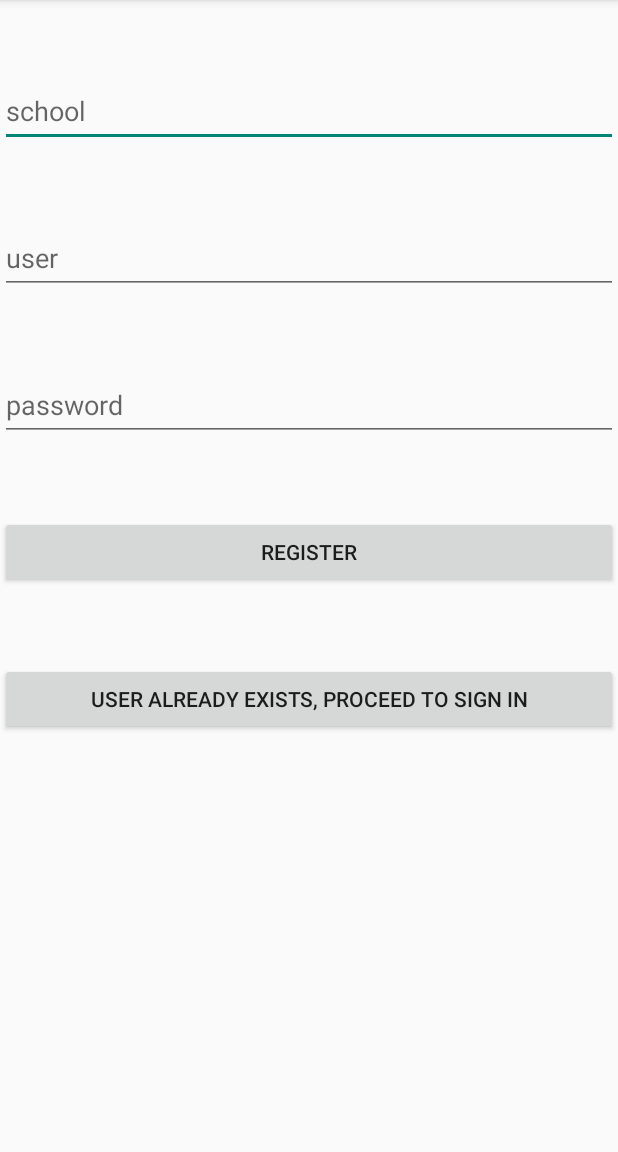
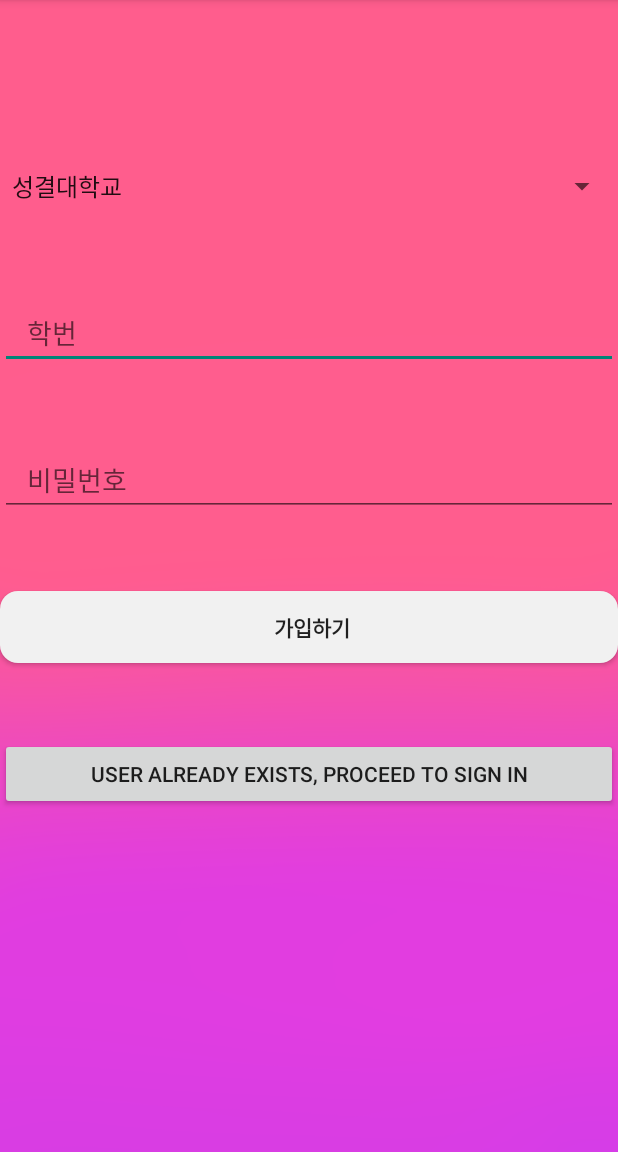
Before and after one commit to penloo/android1, an Android app: the SignupActivity screen opened directly, with no data from a screen before it, on a phone screen of 412 x 824 dp, the part 84-1236 px from its top. Run offline under Robolectric (Android 15) with nearby library versions, the phone set to English and light mode, and no system bars; 1 statement that could not run was skipped.

Commit message:
메인 화면

```diff
--- a/app/src/main/res/layout/signup.xml
+++ b/app/src/main/res/layout/signup.xml
@@ -4,16 +4,24 @@
     xmlns:tools="http://schemas.android.com/tools"
     android:layout_width="match_parent"
     android:layout_height="match_parent"
+    android:background="@drawable/split2"
     android:orientation="vertical"
+
     tools:context=".SignupActivity">
 
+    <LinearLayout
+        android:layout_width="match_parent"
+        android:layout_height="match_parent"
+        android:orientation="vertical"
+        android:layout_marginTop="50dp">
 
-    <EditText
+        <Spinner
             android:id="@+id/text_school"
             android:layout_width="match_parent"
             android:layout_height="wrap_content"
             android:layout_marginTop="50dp"
-        android:hint="school"
+            android:hint="   학교"
+            android:entries="@array/school"
             android:minHeight="48dp" />
 
         <EditText
@@ -22,7 +30,7 @@
             android:layout_height="wrap_content"
             android:layout_below="@id/text_school"
             android:layout_marginTop="50dp"
-        android:hint="user"
+            android:hint="   학번"
             android:minHeight="48dp" />
 
         <EditText
@@ -31,7 +39,7 @@
             android:layout_height="wrap_content"
             android:layout_below="@id/text_user"
             android:layout_marginTop="50dp"
-        android:hint="password"
+            android:hint="   비밀번호"
             android:inputType="textPassword"
             android:minHeight="48dp" />
 
@@ -41,7 +49,9 @@
             android:layout_height="wrap_content"
             android:layout_below="@id/text_password"
             android:layout_marginTop="50dp"
-        android:text="Register" />
+            android:background="@drawable/round"
+            android:text=" 가입하기"
+            android:textStyle="bold" />
 
         <Button
             android:id="@+id/btn_signin"
@@ -50,5 +60,6 @@
             android:layout_below="@id/btn_signup"
             android:layout_marginTop="50dp"
             android:text="User already exists, proceed to sign in" />
+    </LinearLayout>
 
 </LinearLayout>
--- /dev/null
+++ b/app/src/main/res/values/array.xml
@@ -0,0 +1,10 @@
+<?xml version="1.0" encoding="utf-8"?>
+<resources>
+    <string-array name="school">
+        <item> 성결대학교 </item>
+        <item> 성결대 </item>
+        <item> 성결 유니버시티 </item>
+        <item> 모바일대 </item>
+        <item> 프로그래밍대 </item>
+    </string-array>
+</resources>
```
Also changed, not shown: app/src/main/res/layout/login.xml (+9 -7 lines), app/src/main/res/layout/realmain.xml (+40 -1 lines), app/src/main/res/drawable-v24/mainreal.png (added), app/src/main/res/drawable-v24/my.png (added), app/src/main/res/drawable-v24/onoff.png (added), app/src/main/res/drawable-v24/serch.png (added), app/src/main/res/drawable-v24/write.png (added). Lines whose indentation alone changed are shown as unchanged.
